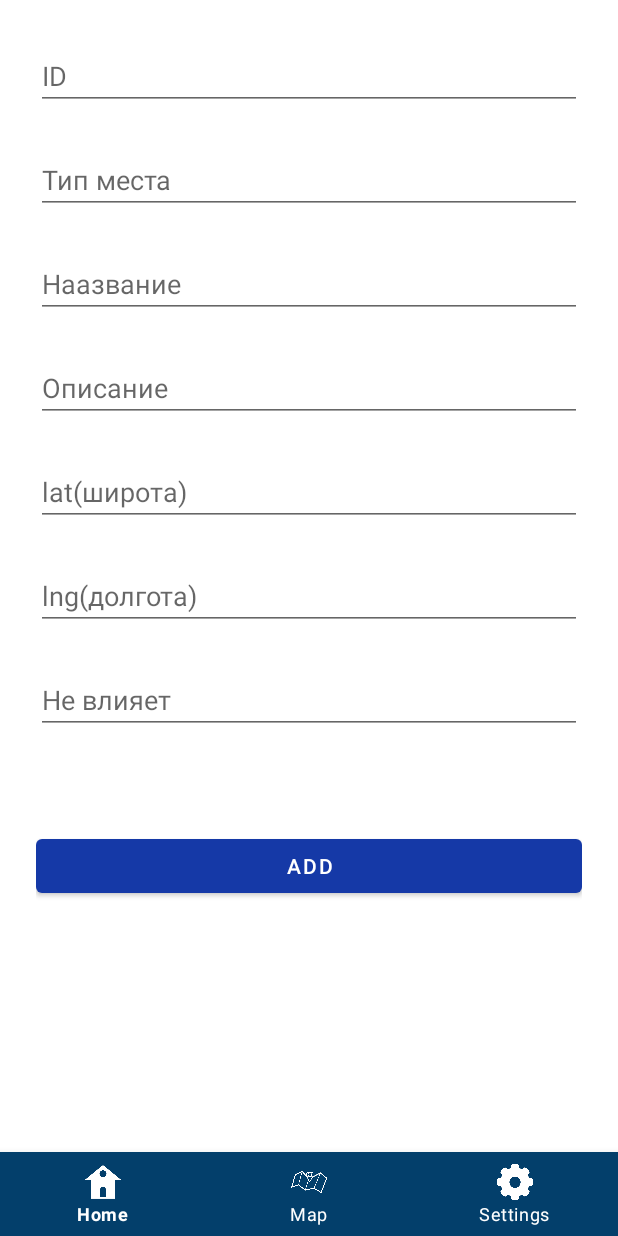
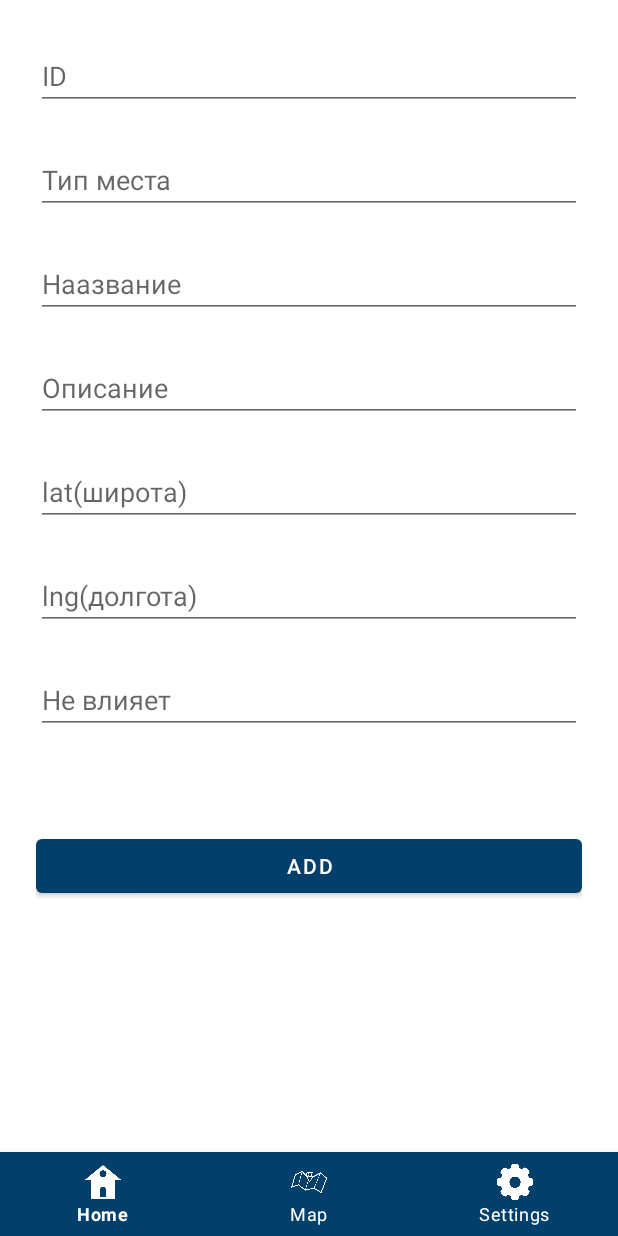
Before and after one commit to Hedgehog2484/Moscow_4D, an Android app: the screen it shows after launch (MainActivity), after a tap on "ADD RECORD", on a phone screen of 412 x 824 dp. Run offline under Robolectric (Android 15) with nearby library versions, the phone set to English and light mode, and no system bars; our stand-ins replace Room's generated code, androidx.preference.

Commit message:
Added a language and a color theme change. - some small fixes of design and other.

```diff
--- /dev/null
+++ b/app/src/main/java/com/android/moscow4D/ColorThemeController.kt
@@ -0,0 +1,22 @@
+package com.android.moscow4D
+
+import android.content.Context
+import android.content.SharedPreferences
+import android.util.Log
+import androidx.appcompat.app.AppCompatDelegate
+import androidx.preference.PreferenceManager
+
+
+class ColorThemeController {
+    companion object {
+        private lateinit var sp: SharedPreferences
+        fun setColorTheme(context: Context){
+            sp = PreferenceManager.getDefaultSharedPreferences(context)
+            val colorThemeListValue: String = sp.getString("color_theme", "3")!!
+            Log.i("List Value", colorThemeListValue)
+            if (colorThemeListValue == "1") AppCompatDelegate.setDefaultNightMode(AppCompatDelegate.MODE_NIGHT_NO)
+            if (colorThemeListValue == "2") AppCompatDelegate.setDefaultNightMode(AppCompatDelegate.MODE_NIGHT_YES)
+            if (colorThemeListValue == "3") AppCompatDelegate.setDefaultNightMode(AppCompatDelegate.MODE_NIGHT_FOLLOW_SYSTEM)
+        }
+    }
+}
--- a/app/src/main/java/com/android/moscow4D/MainActivity.kt
+++ b/app/src/main/java/com/android/moscow4D/MainActivity.kt
@@ -1,37 +1,35 @@
 package com.android.moscow4D
 
-import android.content.SharedPreferences
 import androidx.appcompat.app.AppCompatActivity
 import android.os.Bundle
-import android.widget.TextView
+import android.util.Log
 import androidx.fragment.app.Fragment
-import androidx.preference.PreferenceManager
-import com.android.moscow4D.fragments.home.AddFragment
 import com.android.moscow4D.fragments.home.HomeFragment
 import com.android.moscow4D.fragments.map.MapsFragment
 import com.android.moscow4D.fragments.settings.SettingsFragment
 import com.google.android.material.bottomnavigation.BottomNavigationView
 import com.android.moscow4D.databinding.ActivityMainBinding
+import android.content.SharedPreferences
+import android.content.res.Configuration
+import java.util.*
+import androidx.preference.PreferenceManager
 
 
 class MainActivity: AppCompatActivity() {
     private val mapsFragment = MapsFragment(this, supportFragmentManager)
-    private val homeFragment = HomeFragment(this)
+    private val homeFragment = HomeFragment()
     private val settingsFragment = SettingsFragment()
 
     private lateinit var binding: ActivityMainBinding
 
-    private lateinit var prefs: SharedPreferences
 
     override fun onCreate(savedInstanceState: Bundle?) {
+        ColorThemeController.setColorTheme(this) // Set color theme when app was started.
         super.onCreate(savedInstanceState)
-
         binding = ActivityMainBinding.inflate(layoutInflater)
-
         setContentView(R.layout.activity_main)
 
-
-        setFragment(homeFragment)
+        changeLang(PreferenceManager.getDefaultSharedPreferences(this))
 
         findViewById<BottomNavigationView>(R.id.bottom_navigation)
             .setOnItemSelectedListener {
@@ -43,11 +41,44 @@ class MainActivity: AppCompatActivity() {
                 true
             }
 
+        if (savedInstanceState?.getInt("current_fragment") == R.id.ic_settings){
+            Log.i("BEBRA", "bebra")
+            setFragment(settingsFragment)
+        }else setFragment(homeFragment)
     }
 
-     fun setFragment(fragment: Fragment){
+    override fun onRestoreInstanceState(savedInstanceState: Bundle) {
+        super.onRestoreInstanceState(savedInstanceState)
+        changeLang(PreferenceManager.getDefaultSharedPreferences(this))
+        if (savedInstanceState.getString("CURRENT_FRAGMENT") == "settings") setFragment(settingsFragment)
+    }
+
+    override fun onSaveInstanceState(outState: Bundle) {
+        super.onSaveInstanceState(outState)
+        outState.putInt("current_fragment", findViewById<BottomNavigationView>(R.id.bottom_navigation).selectedItemId)
+    }
+
+     private fun setFragment(fragment: Fragment){
         val transaction = supportFragmentManager.beginTransaction()
         transaction.replace(R.id.fragment_container, fragment)
         transaction.addToBackStack("tag").commit()
     }
+
+    private fun changeLang(sp: SharedPreferences) {
+        lateinit var language: String
+        when (sp.getString("language", "1")!!) {
+            "1" -> language = "ru"
+            "2" -> language = "en"
+        }
+        val config = Configuration()
+        Locale.setDefault(Locale(language))
+        getSharedPreferences("def_loc", 0).edit().putString("Language", language).apply()
+        config.locale = Locale(language)
+        baseContext.resources.updateConfiguration(
+            config,
+            baseContext.resources.displayMetrics
+        )
+
+        startActivity(intent)
+    }
 }
--- a/app/src/main/java/com/android/moscow4D/fragments/home/HomeFragment.kt
+++ b/app/src/main/java/com/android/moscow4D/fragments/home/HomeFragment.kt
@@ -9,11 +9,14 @@ import android.view.View
 import android.view.ViewGroup
 import android.widget.Button
 import android.widget.TextView
+import androidx.fragment.app.FragmentManager
+import androidx.fragment.app.FragmentTransaction
 import androidx.fragment.app.activityViewModels
 import androidx.lifecycle.Observer
 import androidx.lifecycle.ViewModelProvider
 import androidx.recyclerview.widget.LinearLayoutManager
 import androidx.recyclerview.widget.RecyclerView
+import com.android.moscow4D.ColorThemeController
 import com.android.moscow4D.MainActivity
 import com.android.moscow4D.R
 import com.android.moscow4D.database.PlaceListAdapter
@@ -21,7 +24,7 @@ import com.android.moscow4D.databinding.FragmentSettingsBinding
 import com.android.moscow4D.viewmodels.SettingsViewModel
 
 
-class HomeFragment(mainActivity: MainActivity) : Fragment(), PlaceListAdapter.OnItemClickListener{
+class HomeFragment : Fragment(), PlaceListAdapter.OnItemClickListener{
 
     private var _binding: FragmentSettingsBinding? = null
 
@@ -30,8 +33,8 @@ class HomeFragment(mainActivity: MainActivity) : Fragment(), PlaceListAdapter.On
     private lateinit var placesViewModel: PlacesViewModel
     private val settingsViewModel: SettingsViewModel by activityViewModels()
 
-    val mAct = mainActivity
-    val addFragment = AddFragment()
+    //val mAct = MainActivity()
+    private val addFragment = AddFragment()
 
     override fun onCreateView(
         inflater: LayoutInflater, container: ViewGroup?,
@@ -63,10 +66,19 @@ class HomeFragment(mainActivity: MainActivity) : Fragment(), PlaceListAdapter.On
             })
 
         view.findViewById<Button>(com.android.moscow4D.R.id.btnAdd).setOnClickListener {
-            mAct.setFragment(addFragment)
+            //mAct.setFragment(addFragment)
+            requireActivity().supportFragmentManager.inTransaction {
+                replace(R.id.fragment_container, addFragment)
+            }
         }
 
         return view
+    }
+
+    inline fun FragmentManager.inTransaction(func: FragmentTransaction.() -> Unit) {
+        val fragmentTransaction = beginTransaction()
+        fragmentTransaction.func()
+        fragmentTransaction.commit()
     }
 
     override fun onItemClick(position: Int) {
--- a/app/src/main/java/com/android/moscow4D/viewmodels/SettingsViewModel.kt
+++ b/app/src/main/java/com/android/moscow4D/viewmodels/SettingsViewModel.kt
@@ -6,11 +6,10 @@ import androidx.lifecycle.ViewModel
 
 class SettingsViewModel : ViewModel() {
 
-    private var _username = MutableLiveData("Usernamme")
+    private var _username = MutableLiveData("Username")
     val username: LiveData<String> = _username
 
-    fun SaveUsername(newUsername: String){
+    fun saveUsername(newUsername: String){
         _username.value = newUsername
     }
-
 }
--- a/app/src/main/res/layout/bottomsheet_fragment.xml
+++ b/app/src/main/res/layout/bottomsheet_fragment.xml
@@ -17,7 +17,7 @@
 
         android:layout_marginStart="20dp"
         android:layout_marginEnd="20dp"
-        app:cardBackgroundColor="@color/quantum_googblue800"
+        app:cardBackgroundColor="@color/blue"
         app:cardCornerRadius="15dp">
 
 
--- a/app/src/main/res/layout/fragment_home.xml
+++ b/app/src/main/res/layout/fragment_home.xml
@@ -18,7 +18,7 @@
         android:gravity="center"
         android:layout_marginTop="100dp"
         android:text="Your username."
-        android:textColor="@color/blue"
+        android:textColor="@color/text_blue"
         android:textSize="36sp"
         android:textStyle="bold" />
 
@@ -38,7 +38,7 @@
         android:id="@+id/btnAdd"
         android:layout_width="match_parent"
         android:layout_height="wrap_content"
-        android:background="@color/blue"
+        android:background="@color/blue2"
         android:text="ADD RECORD" />
 
 
@@ -56,7 +56,7 @@
             android:layout_height="wrap_content"
             android:gravity="center"
             android:text="All the inserted records."
-            android:textColor="@color/blue"
+            android:textColor="@color/text_blue"
             android:textSize="18sp"
             android:textStyle="bold" />
     </LinearLayout>
--- a/app/src/main/res/layout/home_places_list_model.xml
+++ b/app/src/main/res/layout/home_places_list_model.xml
@@ -6,7 +6,7 @@
     -<RelativeLayout
         android:layout_height="wrap_content"
         android:layout_width="match_parent"
-        android:background="@color/blue">
+        android:background="@color/blue3">
 
     <ImageView
         android:layout_height="wrap_content"
@@ -40,7 +40,7 @@
             android:layout_height="50dp"
             android:layout_marginRight="10dp"
             android:layout_toRightOf="@+id/tvName"
-            android:background="@drawable/roundcorner_background"
+            android:background="@color/blue3"
             android:contentDescription="image"
             android:foreground="?attr/selectableItemBackgroundBorderless"
             android:scaleType="centerInside"
--- a/app/src/main/res/values-night/themes.xml
+++ b/app/src/main/res/values-night/themes.xml
@@ -2,8 +2,8 @@
     <!-- Base application theme. -->
     <style name="Theme.Moscow4D" parent="Theme.MaterialComponents.DayNight.NoActionBar">
         <!-- Primary brand color. -->
-        <item name="colorPrimary">#245a7a</item>
-        <item name="colorPrimaryVariant">#03406b</item>
+        <item name="colorPrimary">@color/blue</item>
+        <item name="colorPrimaryVariant">@color/blue2</item>
         <item name="colorOnPrimary">@color/black</item>
         <!-- Secondary brand color. -->
         <item name="colorSecondary">@color/teal_200</item>
--- a/app/src/main/res/values/arrays.xml
+++ b/app/src/main/res/values/arrays.xml
@@ -1,18 +1,20 @@
 <resources>
 
     <string-array name="color_mode_entries">
-        <item>Светлая тема</item>
-        <item>Темная тема</item>
+        <item>@string/settings_category_color_scheme_light</item>
+        <item>@string/settings_category_color_scheme_dark</item>
+        <item>@string/settings_category_color_scheme_default</item>
     </string-array>
 
     <string-array name="color_mode_values">
         <item>1</item>
         <item>2</item>
+        <item>3</item>
     </string-array>
 
     <string-array name="voice_entries">
-        <item>Мужской</item>
-        <item>Женский</item>
+        <item>@string/settings_category_speaker_gender_male</item>
+        <item>@string/settings_category_speaker_gender_female</item>
     </string-array>
 
     <string-array name="voice_values">
--- a/app/src/main/res/values/colors.xml
+++ b/app/src/main/res/values/colors.xml
@@ -12,6 +12,7 @@
     <color name="blue">#033f6b</color>
     <color name="blue2">#245a7a</color>
     <color name="blue3">#2a56ad</color>
+    <color name="text_blue">#87abc1</color>
     <color name="box_stroke">#25567b</color>
 
 </resources>
--- a/app/src/main/res/values/strings.xml
+++ b/app/src/main/res/values/strings.xml
@@ -6,10 +6,24 @@
     <string name="home_searchview_query_hint">Название места</string>
 
     <!-- Settings page strings -->
-    <string name="settings_page_title_lang">Настройки</string>
+    <string name="settings_page_title">Настройки</string>
+
+    <string name="settings_category_user">Пользователь</string>
+    <string name="settings_category_user_title">Имя пользователя</string>
+
     <string name="settings_category_lang">Язык</string>
-    <string name="settings_category_speaker">Пол диктора</string>
+    <string name="settings_category_lang_title">Язык интерфейса</string>
+
+    <string name="settings_category_speaker">Диктор</string>
+    <string name="settings_category_speaker_title">Голос диктора</string>
+    <string name="settings_category_speaker_gender_male">Мужской</string>
+    <string name="settings_category_speaker_gender_female">Женский</string>
+
     <string name="settings_category_color_scheme">Цветовая схема</string>
+    <string name="settings_category_color_scheme_title">Выбор темы</string>
+    <string name="settings_category_color_scheme_light">Светлая</string>
+    <string name="settings_category_color_scheme_dark">Темная</string>
+    <string name="settings_category_color_scheme_default">По умолчанию</string>
 
     <!-- Place info page strings -->
     <string name="place_get_direction_btn_text">Проложить маршрут</string>
--- a/app/src/main/res/values/themes.xml
+++ b/app/src/main/res/values/themes.xml
@@ -2,8 +2,8 @@
     <!-- Base application theme. -->
     <style name="Theme.Moscow4D" parent="Theme.MaterialComponents.DayNight.NoActionBar">
         <!-- Primary brand color. -->
-        <item name="colorPrimary">#1539A7</item>
-        <item name="colorPrimaryVariant">#122078</item>
+        <item name="colorPrimary">@color/blue</item>
+        <item name="colorPrimaryVariant">@color/blue2</item>
         <item name="colorOnPrimary">@color/white</item>
         <!-- Secondary brand color. -->
         <item name="colorSecondary">@color/teal_200</item>
--- a/app/src/main/res/xml/fragment_settings.xml
+++ b/app/src/main/res/xml/fragment_settings.xml
@@ -1,46 +1,47 @@
 <PreferenceScreen xmlns:android="http://schemas.android.com/apk/res/android"
     xmlns:app="http://schemas.android.com/apk/res-auto">
 
-    <PreferenceCategory app:title="Пользователь">
+    <PreferenceCategory app:title="@string/settings_category_user">
 
         <EditTextPreference
             app:key="username"
-            app:title="Имя пользователя"
+            app:title="@string/settings_category_user_title"
             app:useSimpleSummaryProvider="true" />
 
     </PreferenceCategory>
 
-    <PreferenceCategory app:title="Язык">
+    <PreferenceCategory app:title="@string/settings_category_lang">
 
         <ListPreference
             app:defaultValue="1"
             app:entries="@array/language_entries"
             app:entryValues="@array/language_values"
             app:key="language"
-            app:title="Язык интерфейса"
+            app:title="@string/settings_category_lang_title"
             app:useSimpleSummaryProvider="true" />
 
     </PreferenceCategory>
 
-    <PreferenceCategory app:title="Звук">
+    <PreferenceCategory app:title="@string/settings_category_speaker">
 
         <ListPreference
             app:defaultValue="1"
             app:entries="@array/voice_entries"
             app:entryValues="@array/voice_values"
             app:key="voice"
-            app:title="Голос диктора"
+            app:title="@string/settings_category_speaker_title"
             app:useSimpleSummaryProvider="true" />
 
     </PreferenceCategory>
 
-    <PreferenceCategory app:title="Тема">
+    <PreferenceCategory app:title="@string/settings_category_color_scheme">
         <ListPreference
+            android:id="@+id/color_theme"
             app:defaultValue="1"
             app:entries="@array/color_mode_entries"
             app:entryValues="@array/color_mode_values"
             app:key="color_theme"
-            app:title="Выбор темы"
+            app:title="@string/settings_category_color_scheme_title"
             app:useSimpleSummaryProvider="true" />
     </PreferenceCategory>
 
```
Also changed, not shown: app/src/main/java/com/android/moscow4D/fragments/map/subUI/BottomSheetFragment.kt (+17 -12 lines), app/src/main/java/com/android/moscow4D/fragments/settings/SettingsFragment.kt (+32 -4 lines), app/src/main/res/layout/fragment_settings.xml (+10 -6 lines), 1 other file.
